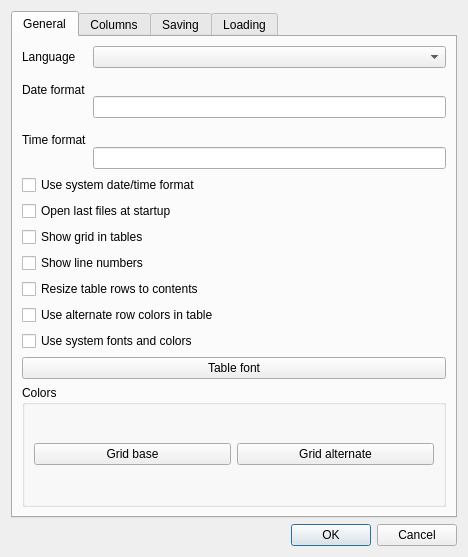
Above: app/settingsdialog.ui from DarkHobbit/doublecontact before the change. Below: the same form after it.
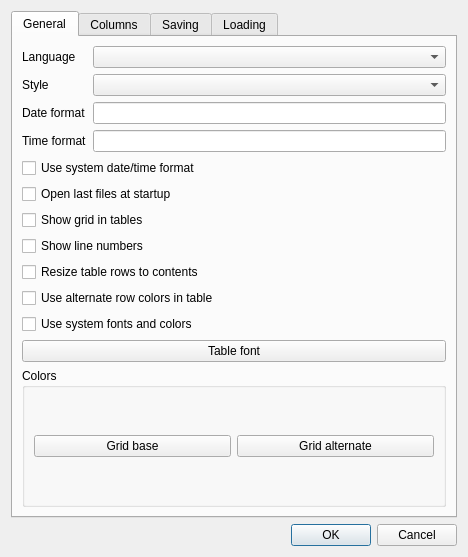
That is the form after the change.

Commit message: Settings: Qt style selection

Diff of the .ui file:
```diff
--- a/app/settingsdialog.ui
+++ b/app/settingsdialog.ui
@@ -37,16 +37,26 @@
           <widget class="QComboBox" name="cbLanguage"/>
          </item>
          <item row="1" column="0">
+          <widget class="QLabel" name="lbStyle">
+           <property name="text">
+            <string>Style</string>
+           </property>
+          </widget>
+         </item>
+         <item row="1" column="1">
+          <widget class="QComboBox" name="cbStyle"/>
+         </item>
+         <item row="2" column="0">
           <widget class="QLabel" name="lbDateFormat">
            <property name="text">
             <string>Date format</string>
            </property>
           </widget>
          </item>
-         <item row="1" column="1" rowspan="2">
+         <item row="2" column="1">
           <widget class="QLineEdit" name="leDateFormat"/>
          </item>
-         <item row="2" column="0" rowspan="2">
+         <item row="3" column="0">
           <widget class="QLabel" name="lbTimeFormat">
            <property name="text">
             <string>Time format</string>
```
Left out of the diff: 1 changed line with no effect on the pictures. The commit also changes 17 other files.
